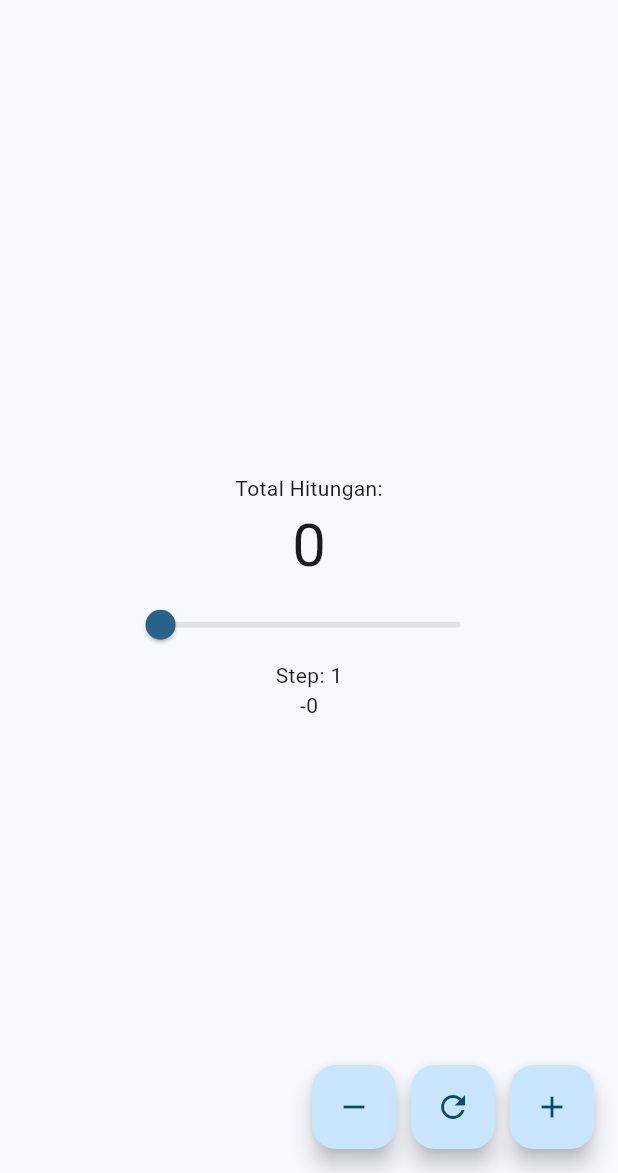
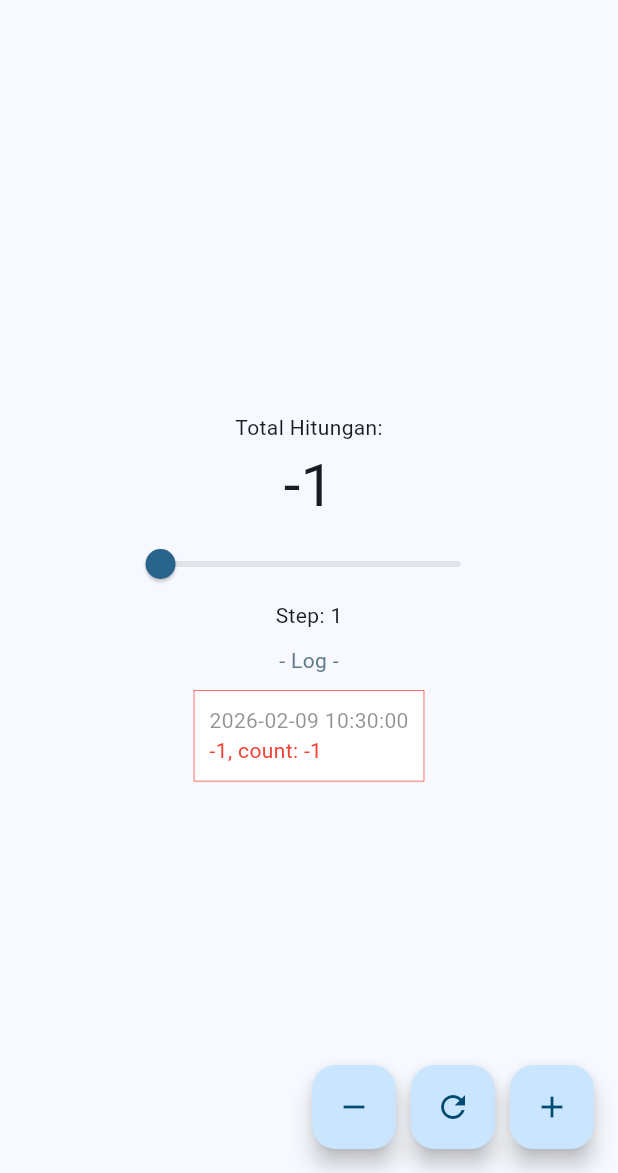
Before and after one commit to MaulIshak/logbook-app, a Flutter app: the screen it shows after launch, after a tap on the "remove" icon, on a phone screen of 412 x 824 dp, the part 63-1236 px from its top. Run offline on Flutter 3.47's test engine with Material 3 defaults, Android fonts, the phone set to English and light mode, and no system bars.

Commit message:
Improve counter history UI and format

```diff
--- a/lib/counter_controller.dart
+++ b/lib/counter_controller.dart
@@ -1,21 +1,27 @@
 class CounterController {
-  int _counter = 0; // Private
+  int _counter = 0; // _ for private
+  int step = 1;
 
-  int get value => _counter; // Getter
-  int step = 1;
-  List<String> histories = [];
+  int get value => _counter; // getter
+
+  final List<String> histories = [];
 
   void increment() {
     _counter += step;
-    histories.add('+$_counter');
+    histories.add('${_formatDate(DateTime.now().toIso8601String())}|+$step, count: $_counter');
   }
+
   void decrement() {
-    if (_counter > 0) _counter-=step;
-    histories.add('-$_counter');
+    _counter -= step;
+    histories.add('${_formatDate(DateTime.now().toIso8601String())}|-$step, count: $_counter');
+  }
 
-  }
   void reset() {
     _counter = 0;
-    histories.add('reset');
+    histories.add('${_formatDate  (DateTime.now().toIso8601String())}|reset');
+  }
+
+  String _formatDate(String dateTime){
+    return dateTime.split(".").first;
   }
 }
--- a/lib/counter_view.dart
+++ b/lib/counter_view.dart
@@ -38,6 +38,11 @@ class _CounterViewState extends State<CounterView> {
               ),
             ),
             Text("Step: ${_controller.step}"),
+            Padding(
+              padding: EdgeInsetsGeometry.only(top:10),
+              child: Text("- Log -", style: TextStyle(color:Colors.blueGrey), textAlign: TextAlign.left,),
+
+            ),
             for (String history in _controller.histories.reversed.take(5))
               _counterHistory(history)
           ]
@@ -63,9 +68,35 @@ class _CounterViewState extends State<CounterView> {
       ),
     );
   }
+    // Helper for history
+  Widget _counterHistory(String history){
+    Color textColor = Colors.blueGrey;
+    String historyDate = history.split('|').first.replaceFirst('T', ' ');
+    String historyText = history.split('|').last;
+
+    if (historyText.startsWith("+")){
+      textColor = Colors.lightGreen;
+    }else if (historyText.startsWith("-")){
+      textColor = Colors.red;
+    }
+
+    return Container(
+      margin: EdgeInsetsGeometry.only(top: 10),
+      padding: EdgeInsets.all(10),
+      decoration: BoxDecoration(
+        color: Colors.white,
+        border: BoxBorder.all(width: .5, color: textColor)
+      ),
+      child: Column(
+      mainAxisAlignment: MainAxisAlignment.start,
+      crossAxisAlignment: CrossAxisAlignment.start,
+      children: [
+          Text(
+            historyDate,
+            style: TextStyle(color: const Color.fromARGB(140, 55, 55, 55))),
+          Text(historyText, style: TextStyle(color: textColor),)
+        ]
+      )
+      );
+  }
 }
-
-
-Widget _counterHistory(String history){
-  return Text(history);
-}
--- a/lib/main.dart
+++ b/lib/main.dart
@@ -13,6 +13,7 @@ class MyApp extends StatelessWidget {
   Widget build(BuildContext context) {
     return MaterialApp(
       title: 'Flutter Demo',
+      debugShowCheckedModeBanner: false,
       theme: ThemeData(
         colorScheme: .fromSeed(seedColor: Colors.lightBlue),
       ),
```
